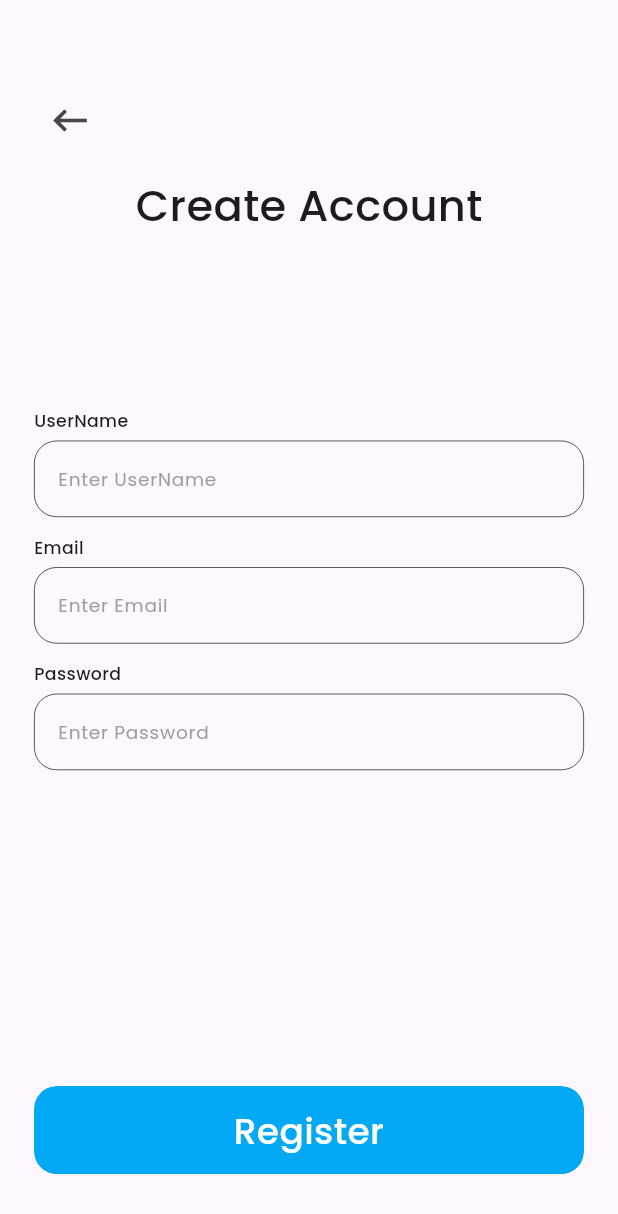
After one commit to Ch-Muhammad-Tahir/Gym-Mobile-UI, a Flutter app: the SignUpScreen screen opened directly, on a phone screen of 412 x 824 dp. The commit adds this screen. Shown: the top 1214 px of the screen. Run offline on Flutter 3.47's test engine with Material 3 defaults, Android fonts, the phone set to English and light mode, and no system bars.

Commit message:
Implement Sign Up Screen With Animation

```diff
--- a/lib/presentation/login_screen/login_screen.dart
+++ b/lib/presentation/login_screen/login_screen.dart
@@ -7,8 +7,10 @@ import 'package:gym_ui/presentation/login_screen/widgets/google_linkedIn_appleId
 import 'package:gym_ui/presentation/login_screen/widgets/login_text_field.dart';
 import 'package:gym_ui/presentation/login_screen/widgets/login_text_section.dart';
 import 'package:gym_ui/presentation/login_screen/widgets/password_text_field.dart';
+import 'package:gym_ui/presentation/sign_up_screen/sign_up_screen.dart';
 import 'package:gym_ui/utilities/app_string.dart';
 import 'package:gym_ui/utilities/color_constant.dart';
+import 'package:gym_ui/utilities/helper_function.dart';
 import 'widgets/divider_widget.dart';
 
 class LoginScreen extends StatelessWidget {
@@ -46,7 +48,7 @@ class LoginScreen extends StatelessWidget {
             ),
             const FadeAnimation(child: GoogleLinkedInAppIdLoginButtons()),
             const Spacer(),
-            _registerButton(),
+            _registerButton(context),
             SizedBox(
               height: size.width * 0.03,
             ),
@@ -66,7 +68,7 @@ class LoginScreen extends StatelessWidget {
     );
   }
 
-  Widget _registerButton() {
+  Widget _registerButton(BuildContext context) {
     return FadeAnimation(
       child: Align(
         alignment: Alignment.center,
@@ -80,7 +82,11 @@ class LoginScreen extends StatelessWidget {
               children: [
                 TextSpan(
                   text: AppStrings.register,
-                  recognizer: TapGestureRecognizer()..onTap = () {},
+                  recognizer: TapGestureRecognizer()
+                    ..onTap = () {
+                      Navigator.of(context).push(HelperFunction.createRoute(
+                          page: const SignUpScreen()));
+                    },
                   style: TextStyle(
                       color: ColorConstant.lightBlack,
                       fontWeight: FontWeight.w500),
--- /dev/null
+++ b/lib/presentation/sign_up_screen/sign_up_screen.dart
@@ -0,0 +1,81 @@
+import 'package:flutter/cupertino.dart';
+import 'package:flutter/material.dart';
+import 'package:flutter/widgets.dart';
+import 'package:gym_ui/common_widgets/custom_button.dart';
+import 'package:gym_ui/common_widgets/custom_text.dart';
+import 'package:gym_ui/presentation/sign_up_screen/widgets/email_text_field.dart';
+import 'package:gym_ui/presentation/sign_up_screen/widgets/password_text_field.dart';
+import 'package:gym_ui/presentation/sign_up_screen/widgets/user_name_textfield.dart';
+import 'package:gym_ui/utilities/app_string.dart';
+import 'package:gym_ui/utilities/color_constant.dart';
+
+import '../../common_widgets/side_animation.dart';
+
+class SignUpScreen extends StatelessWidget {
+  const SignUpScreen({super.key});
+
+  @override
+  Widget build(BuildContext context) {
+    var size = MediaQuery.sizeOf(context);
+    return Scaffold(
+      body: Padding(
+        padding: EdgeInsets.symmetric(horizontal: size.width * 0.055),
+        child: Column(
+          crossAxisAlignment: CrossAxisAlignment.start,
+          children: [
+            SizedBox(
+              height: AppBar().preferredSize.height,
+            ),
+            _backButtonWidget(context),
+            SizedBox(
+              height: size.width * 0.03,
+            ),
+            SideAnimation(
+              direction: SlideDirection.down,
+              child: Align(
+                alignment: Alignment.center,
+                child: MyText(
+                  text: AppStrings.createAccount,
+                  fontSize: size.width * 0.07,
+                  fontWeight: FontWeight.w500,
+                ),
+              ),
+            ),
+            SizedBox(
+              height: size.width * 0.28,
+            ),
+            const UserNameTextField(),
+            const EmailTextField(),
+            const SignUpPasswordTextField(),
+            const Spacer(),
+            SideAnimation(
+              direction: SlideDirection.up,
+              child: CustomButton(
+                text: AppStrings.register,
+                onTap: () {},
+              ),
+            ),
+            SizedBox(
+              height: size.width * 0.1,
+            ),
+          ],
+        ),
+      ),
+    );
+  }
+
+  Widget _backButtonWidget(BuildContext context) {
+    return SideAnimation(
+      direction: SlideDirection.left,
+      child: IconButton(
+        onPressed: () {
+          Navigator.pop(context);
+        },
+        icon: const Icon(
+          Icons.keyboard_backspace_outlined,
+          size: 30,
+        ),
+      ),
+    );
+  }
+}
--- /dev/null
+++ b/lib/presentation/sign_up_screen/widgets/email_text_field.dart
@@ -0,0 +1,42 @@
+import 'package:flutter/material.dart';
+import 'package:flutter/widgets.dart';
+import 'package:gym_ui/common_widgets/custom_text.dart';
+import 'package:gym_ui/common_widgets/custom_text_field.dart';
+import 'package:gym_ui/common_widgets/fade_animation.dart';
+import 'package:gym_ui/utilities/app_string.dart';
+
+class UserNameTextField extends StatelessWidget {
+  const UserNameTextField({super.key});
+
+  @override
+  Widget build(BuildContext context) {
+    var size = MediaQuery.sizeOf(context);
+    return FadeAnimation(
+      child: Column(
+        mainAxisAlignment: MainAxisAlignment.start,
+        crossAxisAlignment: CrossAxisAlignment.start,
+        children: [
+          Padding(
+            padding: const EdgeInsets.only(left: 0),
+            child: MyText(
+              text: AppStrings.userName,
+              fontSize: size.width * 0.028,
+              fontWeight: FontWeight.w500,
+            ),
+          ),
+          const SizedBox(
+            height: 5,
+          ),
+          CustomTextField(
+            controller: TextEditingController(),
+            fontSize: size.width * 0.03,
+            hint: AppStrings.enterUserName,
+          ),
+          SizedBox(
+            height: size.width * 0.03,
+          ),
+        ],
+      ),
+    );
+  }
+}
--- /dev/null
+++ b/lib/presentation/sign_up_screen/widgets/password_text_field.dart
@@ -0,0 +1,43 @@
+import 'package:flutter/material.dart';
+import 'package:flutter/widgets.dart';
+import 'package:gym_ui/common_widgets/custom_text.dart';
+import 'package:gym_ui/common_widgets/custom_text_field.dart';
+import 'package:gym_ui/common_widgets/fade_animation.dart';
+import 'package:gym_ui/utilities/app_string.dart';
+
+class SignUpPasswordTextField extends StatelessWidget {
+  const SignUpPasswordTextField({super.key});
+
+  @override
+  Widget build(BuildContext context) {
+    var size = MediaQuery.sizeOf(context);
+    return FadeAnimation(
+      child: Column(
+        mainAxisAlignment: MainAxisAlignment.start,
+        crossAxisAlignment: CrossAxisAlignment.start,
+        children: [
+          Padding(
+            padding: const EdgeInsets.only(left: 0),
+            child: MyText(
+              text: AppStrings.pasword,
+              fontSize: size.width * 0.028,
+              fontWeight: FontWeight.w500,
+            ),
+          ),
+          const SizedBox(
+            height: 5,
+          ),
+          CustomTextField(
+            controller: TextEditingController(),
+            fontSize: size.width * 0.03,
+            hint: AppStrings.enterPasword,
+            obscureText: true,
+          ),
+          SizedBox(
+            height: size.width * 0.03,
+          ),
+        ],
+      ),
+    );
+  }
+}
--- /dev/null
+++ b/lib/presentation/sign_up_screen/widgets/user_name_textfield.dart
@@ -0,0 +1,42 @@
+import 'package:flutter/material.dart';
+import 'package:flutter/widgets.dart';
+import 'package:gym_ui/common_widgets/custom_text.dart';
+import 'package:gym_ui/common_widgets/custom_text_field.dart';
+import 'package:gym_ui/common_widgets/fade_animation.dart';
+import 'package:gym_ui/utilities/app_string.dart';
+
+class EmailTextField extends StatelessWidget {
+  const EmailTextField({super.key});
+
+  @override
+  Widget build(BuildContext context) {
+    var size = MediaQuery.sizeOf(context);
+    return FadeAnimation(
+      child: Column(
+        mainAxisAlignment: MainAxisAlignment.start,
+        crossAxisAlignment: CrossAxisAlignment.start,
+        children: [
+          Padding(
+            padding: const EdgeInsets.only(left: 0),
+            child: MyText(
+              text: AppStrings.email,
+              fontSize: size.width * 0.028,
+              fontWeight: FontWeight.w500,
+            ),
+          ),
+          const SizedBox(
+            height: 5,
+          ),
+          CustomTextField(
+            controller: TextEditingController(),
+            fontSize: size.width * 0.03,
+            hint: AppStrings.enterEmail,
+          ),
+          SizedBox(
+            height: size.width * 0.03,
+          ),
+        ],
+      ),
+    );
+  }
+}
--- a/lib/presentation/splash_screen/splash_screen.dart
+++ b/lib/presentation/splash_screen/splash_screen.dart
@@ -1,5 +1,6 @@
 import 'package:flutter/material.dart';
 import 'package:gym_ui/presentation/login_screen/login_screen.dart';
+import 'package:gym_ui/presentation/sign_up_screen/sign_up_screen.dart';
 import 'package:gym_ui/utilities/app_assets.dart';
 
 import '../../common_widgets/custom_Tween_anmation.dart';
--- a/lib/utilities/app_string.dart
+++ b/lib/utilities/app_string.dart
@@ -9,4 +9,9 @@ class AppStrings {
   static String dontHaveAccount = "Don't have an account ? ";
   static String register = "Register";
   static String login = "Login";
+  static String createAccount = "Create Account";
+  static String userName = "UserName";
+  static String enterUserName = "Enter UserName";
+  static String enterEmail = "Enter Email";
+  static String email = "Email";
 }
--- a/lib/utilities/helper_function.dart
+++ b/lib/utilities/helper_function.dart
@@ -1,7 +1,26 @@
 import 'package:flutter/material.dart';
+import 'package:flutter/widgets.dart';
 
 class HelperFunction {
   static void hideKeyboard() {
     FocusManager.instance.primaryFocus?.unfocus();
   }
+
+  static Route createRoute({required Widget page}) {
+    return PageRouteBuilder(
+      pageBuilder: (context, animation, secondaryAnimation) => page,
+      transitionsBuilder: (context, animation, secondaryAnimation, child) {
+        const begin = Offset(0.0, 1.0);
+        const end = Offset.zero;
+        const curve = Curves.ease;
+        var tween =
+            Tween(begin: begin, end: end).chain(CurveTween(curve: curve));
+
+        return SlideTransition(
+          position: animation.drive(tween),
+          child: child,
+        );
+      },
+    );
+  }
 }
--- a/pubspec.yaml
+++ b/pubspec.yaml
@@ -35,6 +35,7 @@ dependencies:
   # The following adds the Cupertino Icons font to your application.
   # Use with the CupertinoIcons class for iOS style icons.
   cupertino_icons: ^1.0.6
+  flutter_launcher_icons: ^0.13.1
 
 dev_dependencies:
   flutter_test:
```
Also changed, not shown: lib/common_widgets/check_box_widget.dart (added), pubspec.lock, 19 other files.
